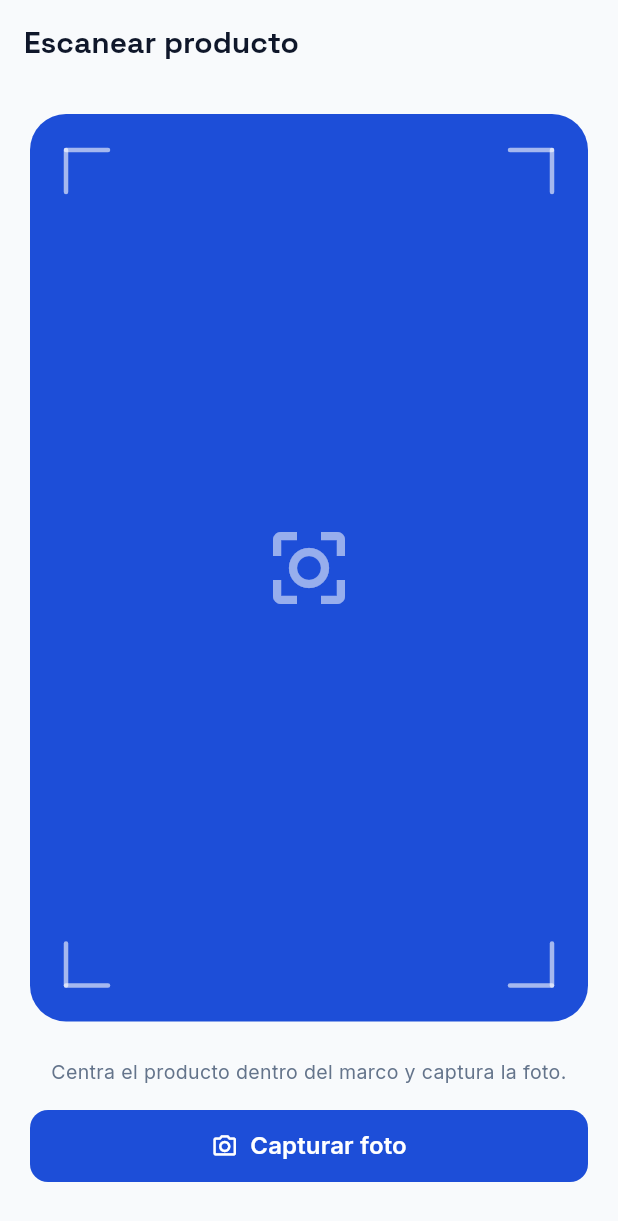
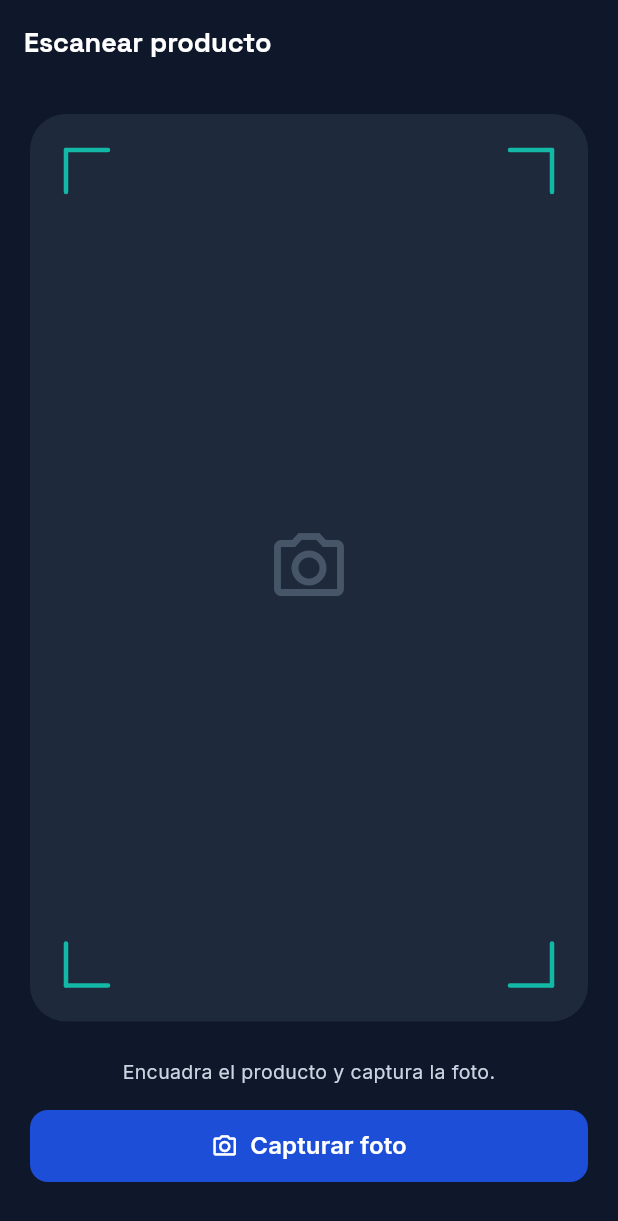
Before and after one commit to Tomjmp/tato_app, a Flutter app: the ScannerScreen screen opened by its route, on a phone screen of 412 x 824 dp. Shown: the top 1221 px of the screen. Run offline on Flutter 3.47's test engine with Material 3 defaults, Android fonts, the phone set to English and light mode, and no system bars; our stand-ins replace flutter_riverpod, go_router, google_fonts, supabase_flutter; accounts and stored records are empty.

Commit message:
feat(screens): escáner en contexto oscuro, paso de negocio con chips y plan en perfil

```diff
--- a/lib/features/scanner/presentation/screens/scanner_screen.dart
+++ b/lib/features/scanner/presentation/screens/scanner_screen.dart
@@ -4,7 +4,6 @@ import 'package:go_router/go_router.dart';
 import 'package:tato_app/core/constants/tato_constants.dart';
 import 'package:tato_app/core/services/providers.dart';
 import 'package:tato_app/shared/widgets/custom_button.dart';
-import 'package:tato_app/shared/widgets/tato_app_bar.dart';
 
 enum _ScanState { idle, capturing, analyzing, suggested }
 
@@ -80,11 +79,28 @@ class _ScannerScreenState extends ConsumerState<ScannerScreen> {
 
   @override
   Widget build(BuildContext context) {
+    // Pantalla oscura: contexto de cámara (ver design/DESIGN_SYSTEM.md, 06).
     return Scaffold(
-      backgroundColor: TatoColors.background,
-      appBar: TatoAppBar(
-        title: 'Escanear producto',
-        showBack: Navigator.canPop(context),
+      backgroundColor: TatoColors.logoInk,
+      appBar: AppBar(
+        backgroundColor: TatoColors.logoInk,
+        elevation: 0,
+        iconTheme: const IconThemeData(color: Colors.white),
+        automaticallyImplyLeading: false,
+        title: Text(
+          'Escanear producto',
+          style: Theme.of(context)
+              .textTheme
+              .titleLarge
+              ?.copyWith(color: Colors.white, fontSize: 18),
+        ),
+        actions: [
+          if (Navigator.canPop(context))
+            IconButton(
+              icon: const Icon(Icons.close),
+              onPressed: () => context.pop(),
+            ),
+        ],
       ),
       body: Padding(
         padding: const EdgeInsets.all(TatoSpacing.containerPadding),
@@ -107,7 +123,7 @@ class _ScannerScreenState extends ConsumerState<ScannerScreen> {
       width: double.infinity,
       clipBehavior: Clip.antiAlias,
       decoration: BoxDecoration(
-        color: TatoColors.primary,
+        color: const Color(0xFF1E293B),
         borderRadius: BorderRadius.circular(TatoSizes.radiusXl),
       ),
       child: Stack(
@@ -115,13 +131,7 @@ class _ScannerScreenState extends ConsumerState<ScannerScreen> {
         children: [
           if (captured)
             Container(
-              decoration: const BoxDecoration(
-                gradient: LinearGradient(
-                  colors: [Color(0xFF334155), Color(0xFF0F172A)],
-                  begin: Alignment.topLeft,
-                  end: Alignment.bottomRight,
-                ),
-              ),
+              color: const Color(0xFF334155),
               child: const Center(
                 child: Icon(Icons.image_outlined, color: Colors.white24, size: 96),
               ),
@@ -132,8 +142,8 @@ class _ScannerScreenState extends ConsumerState<ScannerScreen> {
               painter: _ViewfinderPainter(),
             ),
           if (!captured)
-            const Icon(Icons.center_focus_strong_outlined,
-                color: Colors.white54, size: 64),
+            const Icon(Icons.photo_camera_outlined,
+                color: Color(0xFF475569), size: 56),
           if (_state == _ScanState.capturing)
             Container(
               color: Colors.white.withOpacity(0.85),
@@ -167,9 +177,9 @@ class _ScannerScreenState extends ConsumerState<ScannerScreen> {
         return Column(
           children: [
             const Text(
-              'Centra el producto dentro del marco y captura la foto.',
+              'Encuadra el producto y captura la foto.',
               textAlign: TextAlign.center,
-              style: TextStyle(color: TatoColors.onSurfaceVariant, fontSize: 13),
+              style: TextStyle(color: Color(0xFFCBD5E1), fontSize: 13),
             ),
             const SizedBox(height: TatoSpacing.md),
             CustomButton(
@@ -232,13 +242,15 @@ class _ScannerScreenState extends ConsumerState<ScannerScreen> {
                       child: Column(
                         crossAxisAlignment: CrossAxisAlignment.start,
                         children: [
-                          Row(
+                          Wrap(
+                            spacing: 6,
+                            runSpacing: 2,
+                            crossAxisAlignment: WrapCrossAlignment.center,
                             children: [
-                              const Text('Categoría sugerida',
+                              const Text('Sugerencia de TÁTO',
                                   style: TextStyle(
                                       fontSize: 12,
                                       color: TatoColors.onSurfaceVariant)),
-                              const SizedBox(width: 6),
                               Container(
                                 padding: const EdgeInsets.symmetric(
                                     horizontal: 6, vertical: 1),
@@ -247,7 +259,7 @@ class _ScannerScreenState extends ConsumerState<ScannerScreen> {
                                   borderRadius: BorderRadius.circular(100),
                                 ),
                                 child: Text(
-                                  '$_confidence% confianza',
+                                  '$_confidence%',
                                   style: TextStyle(
                                       fontSize: 10,
                                       fontWeight: FontWeight.w700,
@@ -313,7 +325,7 @@ class _ScannerScreenState extends ConsumerState<ScannerScreen> {
               ],
               const SizedBox(height: TatoSpacing.xs),
               const Text(
-                'TÁTO sugiere, tú decides. Puedes editar la categoría antes de confirmar.',
+                'La IA sugiere, tú siempre confirmas.',
                 textAlign: TextAlign.center,
                 style: TextStyle(color: TatoColors.onSurfaceVariant, fontSize: 12),
               ),
@@ -331,7 +343,6 @@ class _ScannerScreenState extends ConsumerState<ScannerScreen> {
                   Expanded(
                     child: CustomButton(
                       label: 'Confirmar',
-                      icon: Icons.check,
                       onPressed: _confirm,
                     ),
                   ),
@@ -348,7 +359,7 @@ class _ViewfinderPainter extends CustomPainter {
   @override
   void paint(Canvas canvas, Size size) {
     final paint = Paint()
-      ..color = Colors.white.withOpacity(0.6)
+      ..color = TatoColors.secondary
       ..strokeWidth = 3
       ..style = PaintingStyle.stroke
       ..strokeCap = StrokeCap.round;
```
Also changed, not shown: lib/features/business/presentation/screens/setup_business_screen.dart (+41 -16 lines), lib/features/profile/presentation/screens/profile_screen.dart (+44 -4 lines).
